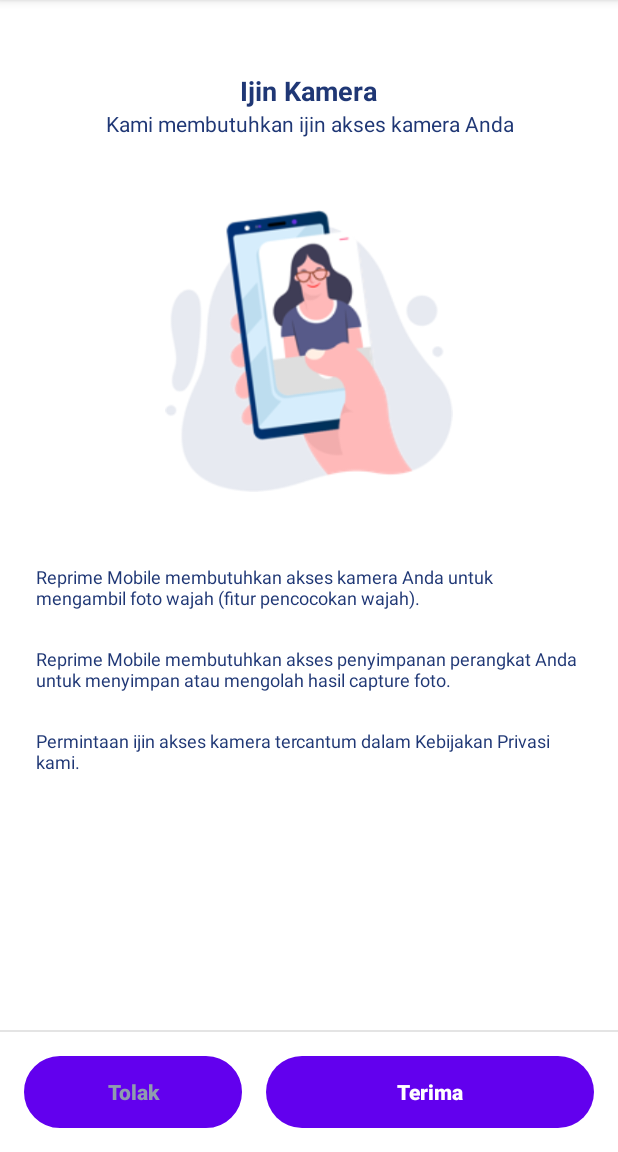
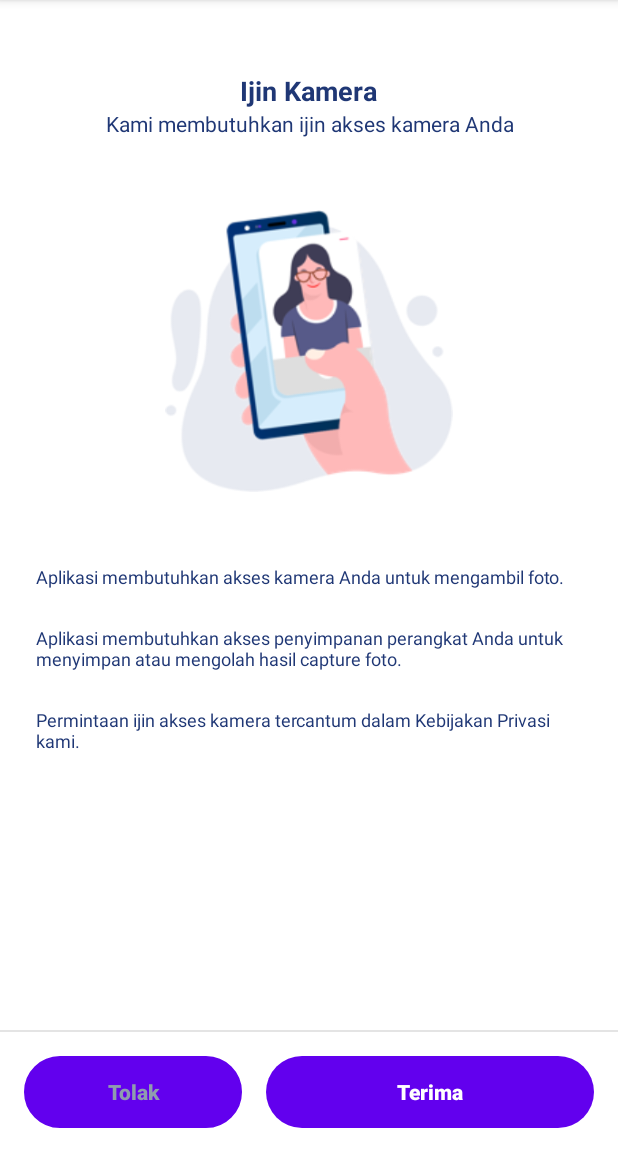
Before and after one commit to yzzzd/androidcore, an Android app: the CameraPermissionActivity screen opened directly, with no data from a screen before it, on a phone screen of 412 x 824 dp, the part 84-1236 px from its top. Run offline under Robolectric (Android 15) with nearby library versions, the phone set to English and light mode, and no system bars.

Commit message:
fixing some missing layout dependencies

```diff
--- a/core/build.gradle
+++ b/core/build.gradle
@@ -13,7 +13,7 @@ android {
         minSdkVersion build_versions.min_sdk
         targetSdkVersion build_versions.target_sdk
         versionCode 3
-        versionName "3.0"
+        versionName "3.0.0-beta3"
 
         testInstrumentationRunner "androidx.test.runner.AndroidJUnitRunner"
         consumerProguardFiles "consumer-rules.pro"
--- a/core/src/main/res/layout/cr_activity_permission_camera.xml
+++ b/core/src/main/res/layout/cr_activity_permission_camera.xml
@@ -96,7 +96,7 @@
             android:layout_width="wrap_content"
             android:layout_height="wrap_content"
             android:layout_marginTop="24dp"
-            android:text="Reprime Mobile membutuhkan akses kamera Anda untuk mengambil foto wajah (fitur pencocokan wajah)."
+            android:text="Aplikasi membutuhkan akses kamera Anda untuk mengambil foto."
             android:textColor="@color/text_default"
             android:textSize="@dimen/text_small" />
 
@@ -104,7 +104,7 @@
             android:layout_width="wrap_content"
             android:layout_height="wrap_content"
             android:layout_marginTop="24dp"
-            android:text="Reprime Mobile membutuhkan akses penyimpanan perangkat Anda untuk menyimpan atau mengolah hasil capture foto."
+            android:text="Aplikasi membutuhkan akses penyimpanan perangkat Anda untuk menyimpan atau mengolah hasil capture foto."
             android:textColor="@color/text_default"
             android:textSize="@dimen/text_small" />
 
--- a/core/src/main/res/layout/cr_activity_permission_location.xml
+++ b/core/src/main/res/layout/cr_activity_permission_location.xml
@@ -95,7 +95,7 @@
             android:layout_width="wrap_content"
             android:layout_height="wrap_content"
             android:layout_marginTop="24dp"
-            android:text="Reprime Mobile menggunakan data lokasi Anda untuk kebutuhan fitur geo fencing ketika melakukan aktivitas absensi. Akses lokasi juga dibutuhkan untuk geo tagging lokasi laporan kerja."
+            android:text="Aplikasi menggunakan data lokasi Anda untuk kebutuhan fitur geo fencing. Akses lokasi juga dibutuhkan untuk geo tagging lokasi."
             android:textColor="@color/text_default"
             android:textSize="@dimen/text_small" />
 
@@ -103,7 +103,7 @@
             android:layout_width="wrap_content"
             android:layout_height="wrap_content"
             android:layout_marginTop="24dp"
-            android:text="Reprime Mobile tidak akan mengambil lokasi Anda saat aplikasi tidak digunakan."
+            android:text="Aplikasi tidak akan mengambil lokasi Anda saat aplikasi tidak digunakan."
             android:textColor="@color/text_default"
             android:textSize="@dimen/text_small" />
 
--- a/core/src/main/res/layout/cr_bubble_notification.xml
+++ b/core/src/main/res/layout/cr_bubble_notification.xml
@@ -31,13 +31,13 @@
                     android:gravity="center_vertical"
                     android:maxLines="2"
                     android:text="Title"
-                    android:textColor="@color/text_hint"
+                    android:textColor="@color/colorPrimary"
                     android:textSize="@dimen/text_default" />
 
                 <View
                     android:layout_width="8dp"
                     android:layout_height="8dp"
-                    android:background="@drawable/red_circle" />
+                    android:background="@drawable/cr_red_circle" />
 
             </LinearLayout>
 
--- a/core/src/main/res/values/colors.xml
+++ b/core/src/main/res/values/colors.xml
@@ -1,5 +1,9 @@
 <?xml version="1.0" encoding="utf-8"?>
 <resources>
+    <color name="colorPrimary">#394683</color>
+    <color name="colorPrimaryDark">#1F2B65</color>
+    <color name="colorAccent">#498EFF</color>
+
     <color name="text_default">#1F3775</color>
     <color name="text_gray">#8F9CAF</color>
     <color name="text_hint">#498EFF</color>
--- a/core/src/main/res/values/strings.xml
+++ b/core/src/main/res/values/strings.xml
@@ -10,6 +10,6 @@
     <string name="cr_error_session_expired">Your session has been expired</string>
     <string name="cr_error_session_expired_dialog">In order to keep your account safe, we periodically check to see if you\'re still here. You can stay logged in by clicking bellow.</string>
     <string name="cr_error_ups">Ups…</string>
-    <string name="cr_info_permission_camera">Ijin Akses Kamera dibutuhkan agar semua fitur Reprime Mobile dapat berjalan dengan optimal.</string>
-    <string name="cr_info_permission_location">Reprime Mobile membutuhkan ijin akses lokasi perangkat sepanjang waktu untuk dapat berjalan secara optimal.</string>
+    <string name="cr_info_permission_camera">Ijin Akses Kamera dibutuhkan agar semua fitur Aplikasi dapat berjalan dengan optimal.</string>
+    <string name="cr_info_permission_location">Aplikasi membutuhkan ijin akses lokasi perangkat sepanjang waktu untuk dapat berjalan secara optimal.</string>
 </resources>
```
Also changed, not shown: core/src/main/res/drawable/cr_red_circle.xml (added, +7 -0 lines).
